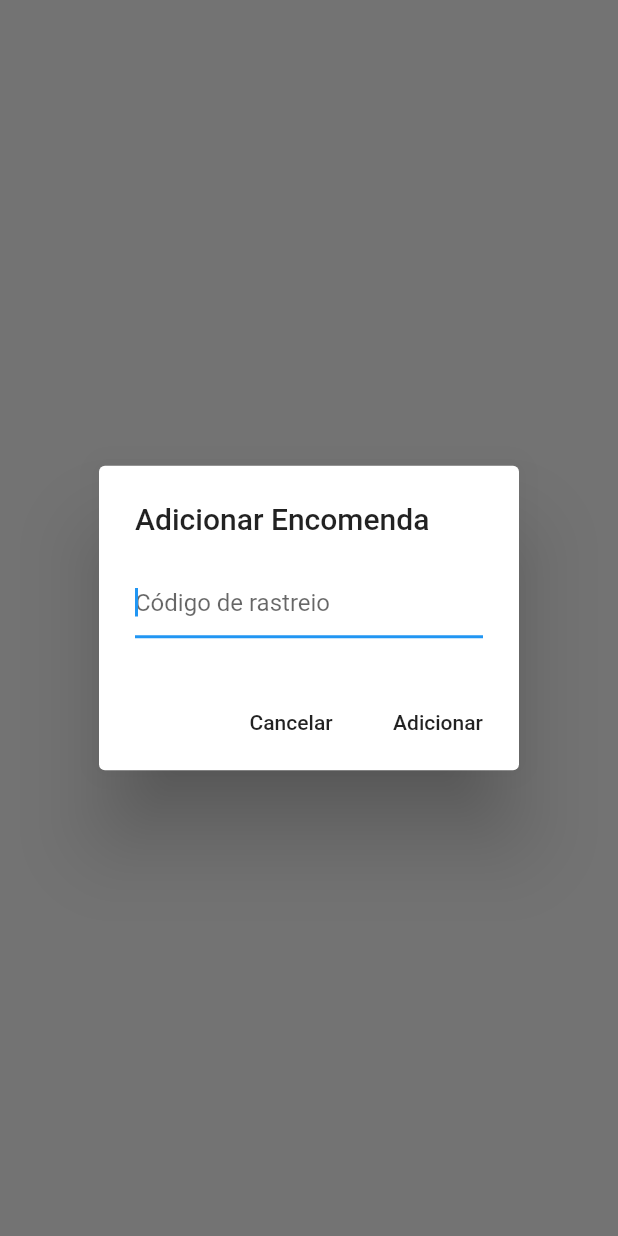
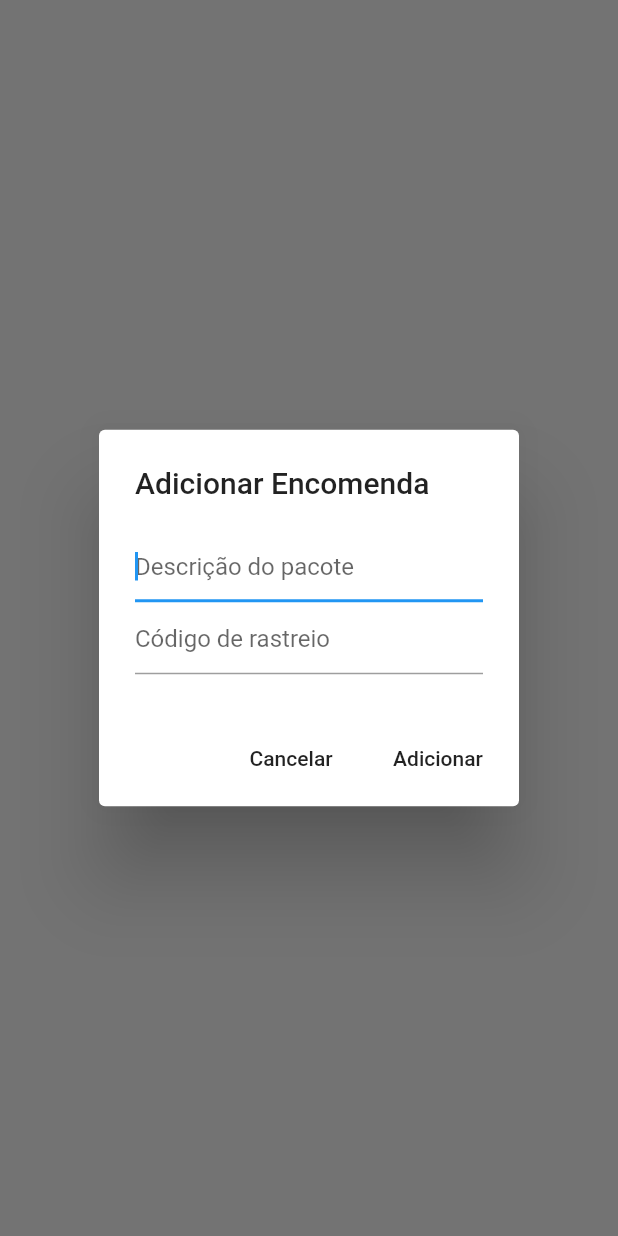
Before and after one commit to gabriel-secchi/meu_correios, a Flutter app: what dialog() shows on an empty page, opened directly, on a phone screen of 412 x 824 dp. Run offline on Flutter 3.47's test engine with Material 2 defaults, Android fonts, the phone set to English and light mode, and no system bars; our stand-ins replace sqflite; accounts and stored records are empty.

Commit message:
Ajustando funcionalidade de listar todos e salvar dados

```diff
--- a/lib/components/addPackage.dart
+++ b/lib/components/addPackage.dart
@@ -1,4 +1,6 @@
 import 'package:flutter/material.dart';
+import 'package:meu_correios/domain/dao/Package.DAO.dart';
+import 'package:meu_correios/domain/models/Package.dart';
 import 'package:meu_correios/services/rastreio.dart';
 
 class AddPackage {
@@ -13,10 +15,20 @@ class AddPackage {
       builder: (contextDialog) {
         return AlertDialog(
           title: Text('Adicionar Encomenda'),
-          content: TextField(
-            controller: _tfCodigoController,
-            decoration: InputDecoration(hintText: "Código de rastreio"),
-            autofocus: true,
+          content: new Column(
+            mainAxisSize: MainAxisSize.min,
+            children: <Widget>[
+              TextField(
+                controller: _tfDescricaoController,
+                decoration: InputDecoration(hintText: "Descrição do pacote"),
+                autofocus: true,
+              ),
+              TextField(
+                controller: _tfCodigoController,
+                decoration: InputDecoration(hintText: "Código de rastreio"),
+                autofocus: true,
+              )
+            ],
           ),
           actions: <Widget>[
             new FlatButton(
@@ -29,7 +41,11 @@ class AddPackage {
               child: new Text('Adicionar'),
               onPressed: () {
                 Navigator.of(contextDialog).pop();
-                Rastreio.rastrearUm(context, _textFieldController.text);
+                Rastreio.rastrearUm(context, _tfCodigoController.text)
+                  .then((package) {
+                    package.descricao = _tfDescricaoController.text;
+                    PackageDAO().insert(package);
+                  });
               },
             )
           ],
--- a/lib/components/app_bar_component.dart
+++ b/lib/components/app_bar_component.dart
@@ -130,7 +130,7 @@ class _AppBarComponentState extends State<AppBarComponent> with SingleTickerProv
           icon: Icon(Icons.refresh),
           onPressed: () => setState (() async {
             //atualizar status das encomendas
-            var teste = await PackageDAO.getInstance().selectAllRows(Package.newInstace());
+            var teste = await PackageDAO.getInstance().selectAllRows();
             String a = "asd";
           }),
         ),
--- a/lib/domain/database/interfaces/i_mapper.dart
+++ /dev/null
@@ -1,6 +0,0 @@
-class IMapper {
-
-  Map<String, dynamic> toMap() {}
-  IMapper fromMappedJson(Map<String, dynamic> objJson) {}
-
-}
```
Also changed, not shown: lib/domain/dao/Custom.DAO.dart (+9 -5 lines), lib/domain/dao/Package.DAO.dart (+19 -0 lines), lib/domain/models/Package.dart (+1 -22 lines), lib/services/rastreio.dart (+8 -5 lines).
